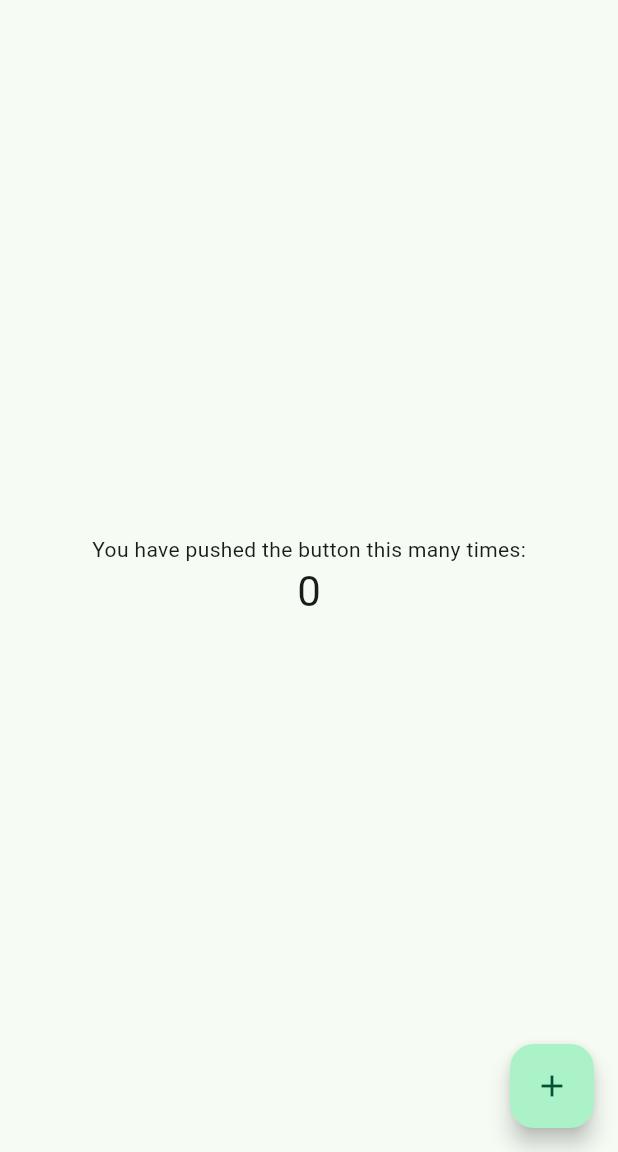
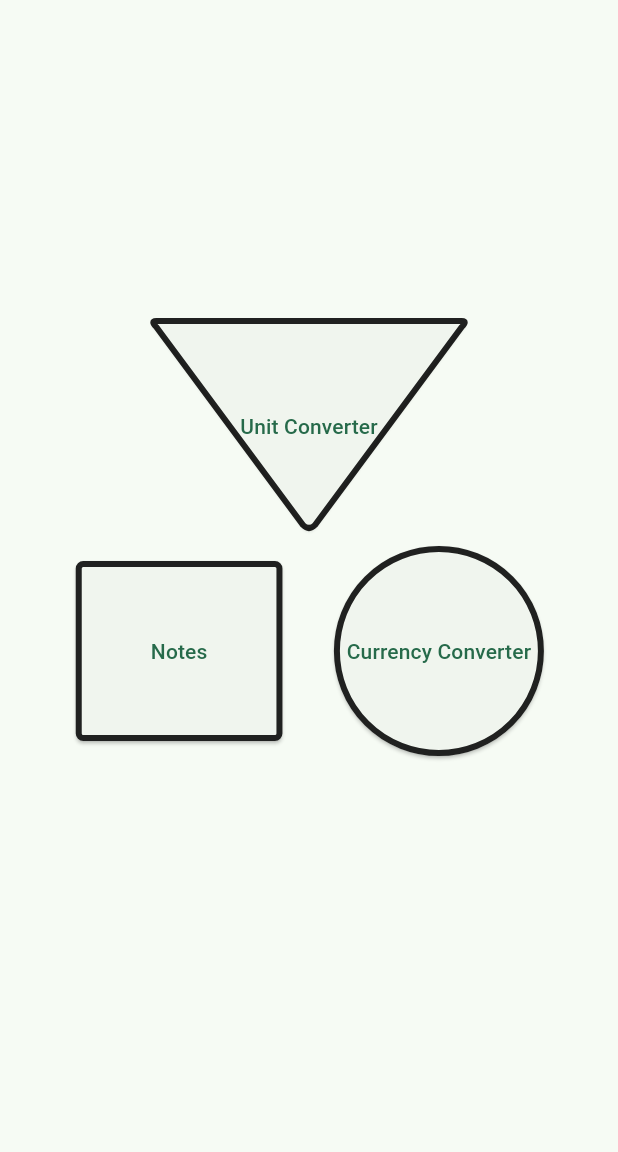
Before and after one commit to Arian94/handy-gadgets, a Flutter app: the screen it shows after launch, on a phone screen of 412 x 824 dp, the part 84-1236 px from its top. Run offline on Flutter 3.47's test engine with Material 3 defaults, Android fonts, the light colour scheme and no system bars.

Commit message:
feat(home): add basic ui

```diff
--- a/lib/features/home/screen.dart
+++ b/lib/features/home/screen.dart
@@ -1,87 +1,62 @@
 import 'package:flutter/material.dart';
 
-class MyHomePage extends StatefulWidget {
-  const MyHomePage({super.key, required this.title});
+import 'utils/circular_flow_delegate.dart';
+import 'utils/triangle_border.dart';
 
-  // This widget is the home page of your application. It is stateful, meaning
-  // that it has a State object (defined below) that contains fields that affect
-  // how it looks.
-
-  // This class is the configuration for the state. It holds the values (in this
-  // case the title) provided by the parent (in this case the App widget) and
-  // used by the build method of the State. Fields in a Widget subclass are
-  // always marked "final".
+class HomePage extends StatelessWidget {
+  const HomePage({super.key, required this.title});
 
   final String title;
 
   @override
-  State<MyHomePage> createState() => _MyHomePageState();
-}
-
-class _MyHomePageState extends State<MyHomePage> {
-  int _counter = 0;
-
-  void _incrementCounter() {
-    setState(() {
-      // This call to setState tells the Flutter framework that something has
-      // changed in this State, which causes it to rerun the build method below
-      // so that the display can reflect the updated values. If we changed
-      // _counter without calling setState(), then the build method would not be
-      // called again, and so nothing would appear to happen.
-      _counter++;
-    });
-  }
-
-  @override
   Widget build(BuildContext context) {
-    // This method is rerun every time setState is called, for instance as done
-    // by the _incrementCounter method above.
-    //
-    // The Flutter framework has been optimized to make rerunning build methods
-    // fast, so that you can just rebuild anything that needs updating rather
-    // than having to individually change instances of widgets.
     return Scaffold(
       appBar: AppBar(
-        // TRY THIS: Try changing the color here to a specific color (to
-        // Colors.amber, perhaps?) and trigger a hot reload to see the AppBar
-        // change color while the other colors stay the same.
         backgroundColor: Theme.of(context).colorScheme.inversePrimary,
-        // Here we take the value from the MyHomePage object that was created by
-        // the App.build method, and use it to set our appbar title.
-        title: Text(widget.title),
+        title: Text(title),
       ),
-      body: Center(
-        // Center is a layout widget. It takes a single child and positions it
-        // in the middle of the parent.
-        child: Column(
-          // Column is also a layout widget. It takes a list of children and
-          // arranges them vertically. By default, it sizes itself to fit its
-          // children horizontally, and tries to be as tall as its parent.
-          //
-          // Column has various properties to control how it sizes itself and
-          // how it positions its children. Here we use mainAxisAlignment to
-          // center the children vertically; the main axis here is the vertical
-          // axis because Columns are vertical (the cross axis would be
-          // horizontal).
-          //
-          // TRY THIS: Invoke "debug painting" (choose the "Toggle Debug Paint"
-          // action in the IDE, or press "p" in the console), to see the
-          // wireframe for each widget.
-          mainAxisAlignment: MainAxisAlignment.center,
-          children: <Widget>[
-            const Text('You have pushed the button this many times:'),
-            Text(
-              '$_counter',
-              style: Theme.of(context).textTheme.headlineMedium,
+      body: Flow(
+        delegate: CircularFlowDelegate(),
+        children: [
+          ElevatedButton(
+            onPressed: () {
+              return;
+            },
+            style: ElevatedButton.styleFrom(
+              shape: TriangleBorder(
+                side: BorderSide(width: 4, color: Colors.black87),
+              ),
+              padding: EdgeInsets.all(60),
             ),
-          ],
-        ),
+            child: const Text("Unit Converter"),
+          ),
+          ElevatedButton(
+            onPressed: () {
+              return;
+            },
+            style: ElevatedButton.styleFrom(
+              shape: CircleBorder(
+                side: BorderSide(width: 4, color: Colors.black87),
+              ),
+              padding: EdgeInsets.all(60),
+            ),
+            child: const Text("Currency Converter"),
+          ),
+          ElevatedButton(
+            onPressed: () {
+              return;
+            },
+            style: ElevatedButton.styleFrom(
+              shape: RoundedRectangleBorder(
+                borderRadius: BorderRadiusGeometry.circular(5.0),
+                side: BorderSide(width: 4, color: Colors.black87),
+              ),
+              padding: EdgeInsets.all(50),
+            ),
+            child: const Text("Notes"),
+          ),
+        ],
       ),
-      floatingActionButton: FloatingActionButton(
-        onPressed: _incrementCounter,
-        tooltip: 'Increment',
-        child: const Icon(Icons.add),
-      ), // This trailing comma makes auto-formatting nicer for build methods.
     );
   }
 }
--- /dev/null
+++ b/lib/features/home/utils/circular_flow_delegate.dart
@@ -0,0 +1,31 @@
+import 'dart:math';
+
+import 'package:flutter/material.dart';
+
+class CircularFlowDelegate extends FlowDelegate {
+  final double radius;
+
+  CircularFlowDelegate({this.radius = 100});
+
+  @override
+  void paintChildren(FlowPaintingContext context) {
+    final count = context.childCount;
+    final centerX = context.size.width / 2;
+    final centerY = context.size.height / 2;
+    final angleStep = 2 * pi / count;
+    final startAngle = -pi / 2; // Start at left
+
+    for (int i = 0; i < count; i++) {
+      final angle = startAngle + i * angleStep;
+      final x =
+          centerX + radius * cos(angle) - context.getChildSize(i)!.width / 2;
+      final y =
+          centerY + radius * sin(angle) - context.getChildSize(i)!.height / 2;
+      context.paintChild(i, transform: Matrix4.translationValues(x, y, 0));
+    }
+  }
+
+  @override
+  bool shouldRepaint(CircularFlowDelegate oldDelegate) =>
+      radius != oldDelegate.radius;
+}
--- /dev/null
+++ b/lib/features/home/utils/triangle_border.dart
@@ -0,0 +1,67 @@
+import 'package:flutter/material.dart';
+
+class TriangleBorder extends OutlinedBorder {
+  const TriangleBorder({super.side});
+
+  @override
+  Path getOuterPath(Rect rect, {TextDirection? textDirection}) {
+    final curve = 4.0; // Very small curve for all vertices
+    final bottom = Offset(rect.width / 2, rect.height);
+    final left = Offset(0, 0);
+    final right = Offset(rect.width, 0);
+
+    final path = Path();
+    // Start at bottom vertex (point)
+    path.moveTo(bottom.dx - curve, bottom.dy - curve);
+    path.quadraticBezierTo(
+      bottom.dx,
+      bottom.dy,
+      bottom.dx + curve,
+      bottom.dy - curve,
+    );
+    // Right side (top right corner)
+    path.lineTo(right.dx - curve, right.dy + curve);
+    path.quadraticBezierTo(right.dx, right.dy, right.dx - curve, right.dy);
+    // Left side (top left corner)
+    path.lineTo(left.dx + curve, left.dy);
+    path.quadraticBezierTo(left.dx, left.dy, left.dx + curve, left.dy + curve);
+    // Back to bottom
+    path.lineTo(bottom.dx - curve, bottom.dy - curve);
+    path.close();
+    return path;
+  }
+
+  @override
+  void paint(Canvas canvas, Rect rect, {TextDirection? textDirection}) {
+    if (side == BorderSide.none || side.width == 0) return;
+    final path = getOuterPath(rect, textDirection: textDirection);
+    canvas.drawPath(path, side.toPaint());
+  }
+
+  @override
+  ShapeBorder scale(double t) => TriangleBorder(side: side.scale(t));
+  @override
+  OutlinedBorder copyWith({BorderSide? side}) {
+    return TriangleBorder(side: side ?? this.side);
+  }
+
+  @override
+  Path getInnerPath(Rect rect, {TextDirection? textDirection}) {
+    // The inner path is a slightly smaller triangle inside the outer triangle
+    // We'll inset the triangle by a fixed amount (e.g., 4.0 pixels)
+    const inset = 4.0;
+    final width = rect.width - 2 * inset;
+    final height = rect.height - 2 * inset;
+    final innerRect = Rect.fromLTWH(
+      rect.left + inset,
+      rect.top + inset,
+      width,
+      height,
+    );
+    return Path()
+      ..moveTo(innerRect.left + innerRect.width / 2, innerRect.top)
+      ..lineTo(innerRect.right, innerRect.bottom)
+      ..lineTo(innerRect.left, innerRect.bottom)
+      ..close();
+  }
+}
--- a/lib/main.dart
+++ b/lib/main.dart
@@ -32,7 +32,7 @@ class MyApp extends StatelessWidget {
         // tested with just a hot reload.
         colorScheme: ColorScheme.fromSeed(seedColor: Colors.greenAccent),
       ),
-      home: const MyHomePage(title: 'Handy Gadgets App'),
+      home: const HomePage(title: 'Handy Gadgets App'),
     );
   }
 }
```
